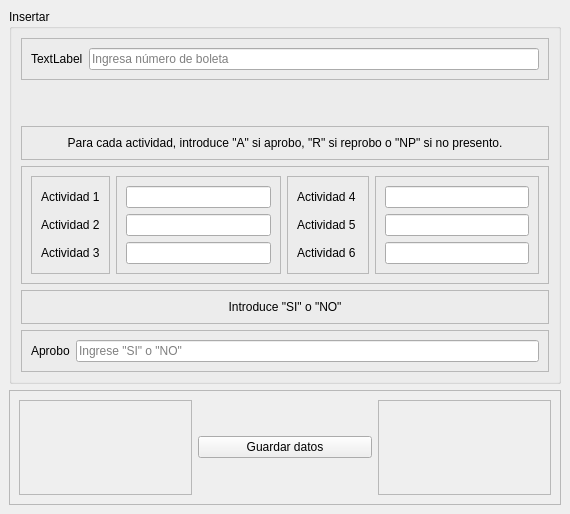
The window that view/vista_insertar.ui (JoseVale99/simulador_prediccion_desemepe-o) describes before a commit, drawn with Qt 5.
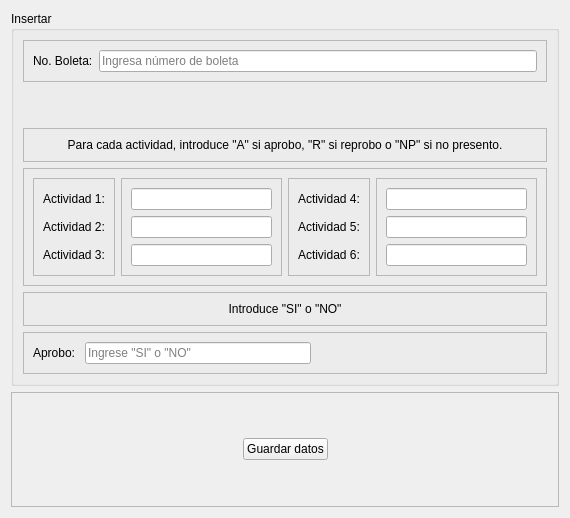
The same window after the commit.

Commit message: 🐛 FIX: view whith form

```diff
--- a/view/vista_insertar.ui
+++ b/view/vista_insertar.ui
@@ -1,19 +1,18 @@
 <?xml version="1.0" encoding="UTF-8"?>
 <ui version="4.0">
- <class>MainWindow</class>
- <widget class="QMainWindow" name="MainWindow">
+ <class>Form</class>
+ <widget class="QWidget" name="Form">
   <property name="geometry">
    <rect>
     <x>0</x>
     <y>0</y>
     <width>570</width>
-    <height>514</height>
+    <height>518</height>
    </rect>
   </property>
   <property name="windowTitle">
    <string>Insertar datos</string>
   </property>
-  <widget class="QWidget" name="centralwidget">
    <layout class="QVBoxLayout" name="verticalLayout">
     <item>
      <widget class="QGroupBox" name="groupBox">
@@ -25,21 +24,21 @@
       </property>
       <layout class="QVBoxLayout" name="verticalLayout_2">
        <item>
-        <widget class="QFrame" name="frame_7">
+       <widget class="QFrame" name="frame_11">
          <property name="frameShape">
           <enum>QFrame::StyledPanel</enum>
          </property>
          <property name="frameShadow">
           <enum>QFrame::Plain</enum>
          </property>
-         <layout class="QHBoxLayout" name="horizontalLayout_2">
+        <layout class="QHBoxLayout" name="horizontalLayout_5">
           <property name="sizeConstraint">
            <enum>QLayout::SetMinimumSize</enum>
           </property>
           <item>
            <widget class="QLabel" name="label">
             <property name="text">
-             <string>TextLabel</string>
+            <string>No. Boleta:</string>
             </property>
            </widget>
           </item>
@@ -70,14 +69,14 @@
         </spacer>
        </item>
        <item>
-        <widget class="QFrame" name="frame">
+       <widget class="QFrame" name="frame_12">
          <property name="frameShape">
           <enum>QFrame::StyledPanel</enum>
          </property>
          <property name="frameShadow">
           <enum>QFrame::Plain</enum>
          </property>
-         <layout class="QVBoxLayout" name="verticalLayout_3">
+        <layout class="QVBoxLayout" name="verticalLayout_10">
           <item>
            <widget class="QLabel" name="label_2">
             <property name="frameShadow">
@@ -115,21 +114,21 @@
              <item>
               <widget class="QLabel" name="label_6">
                <property name="text">
-                <string>Actividad 1</string>
+               <string>Actividad 1:</string>
                </property>
               </widget>
              </item>
              <item>
               <widget class="QLabel" name="label_5">
                <property name="text">
-                <string>Actividad 2</string>
+               <string>Actividad 2:</string>
                </property>
               </widget>
              </item>
              <item>
               <widget class="QLabel" name="label_4">
                <property name="text">
-                <string>Actividad 3</string>
+               <string>Actividad 3:</string>
                </property>
               </widget>
              </item>
@@ -169,21 +168,21 @@
              <item>
               <widget class="QLabel" name="label_3">
                <property name="text">
-                <string>Actividad 4</string>
+               <string>Actividad 4:</string>
                </property>
               </widget>
              </item>
              <item>
               <widget class="QLabel" name="label_7">
                <property name="text">
-                <string>Actividad 5 </string>
+               <string>Actividad 5:</string>
                </property>
               </widget>
              </item>
              <item>
               <widget class="QLabel" name="label_8">
                <property name="text">
-                <string>Actividad 6</string>
+               <string>Actividad 6:</string>
                </property>
               </widget>
              </item>
@@ -248,7 +247,7 @@
           <item>
            <widget class="QLabel" name="label_10">
             <property name="text">
-             <string>Aprobo</string>
+            <string>Aprobo: </string>
             </property>
            </widget>
           </item>
@@ -259,6 +258,19 @@
             </property>
            </widget>
           </item>
+         <item>
+          <spacer name="horizontalSpacer_3">
+           <property name="orientation">
+            <enum>Qt::Horizontal</enum>
+           </property>
+           <property name="sizeHint" stdset="0">
+            <size>
+             <width>40</width>
+             <height>20</height>
+            </size>
+           </property>
+          </spacer>
+         </item>
          </layout>
         </widget>
        </item>
@@ -275,14 +287,17 @@
       </property>
       <layout class="QHBoxLayout" name="horizontalLayout_4">
        <item>
-        <widget class="QFrame" name="frame_11">
-         <property name="frameShape">
-          <enum>QFrame::StyledPanel</enum>
-         </property>
-         <property name="frameShadow">
-          <enum>QFrame::Plain</enum>
-         </property>
-        </widget>
+       <spacer name="horizontalSpacer">
+        <property name="orientation">
+         <enum>Qt::Horizontal</enum>
+        </property>
+        <property name="sizeHint" stdset="0">
+         <size>
+          <width>40</width>
+          <height>20</height>
+         </size>
+        </property>
+       </spacer>
        </item>
        <item>
         <widget class="QPushButton" name="btn_guardar">
@@ -292,20 +307,22 @@
         </widget>
        </item>
        <item>
-        <widget class="QFrame" name="frame_12">
-         <property name="frameShape">
-          <enum>QFrame::StyledPanel</enum>
-         </property>
-         <property name="frameShadow">
-          <enum>QFrame::Plain</enum>
-         </property>
-        </widget>
+       <spacer name="horizontalSpacer_2">
+        <property name="orientation">
+         <enum>Qt::Horizontal</enum>
+        </property>
+        <property name="sizeHint" stdset="0">
+         <size>
+          <width>40</width>
+          <height>20</height>
+         </size>
+        </property>
+       </spacer>
        </item>
       </layout>
      </widget>
     </item>
    </layout>
-  </widget>
  </widget>
  <resources/>
  <connections/>
```
Left out of the diff: 70 changed lines with no effect on the pictures. Lines whose indentation alone changed are shown as unchanged.
